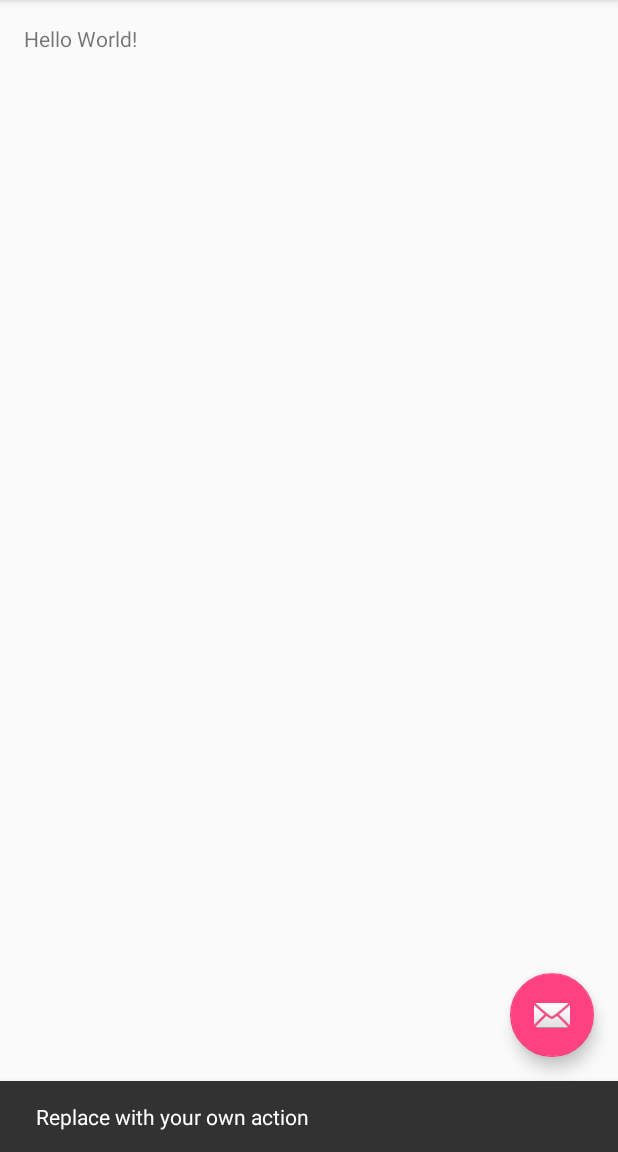
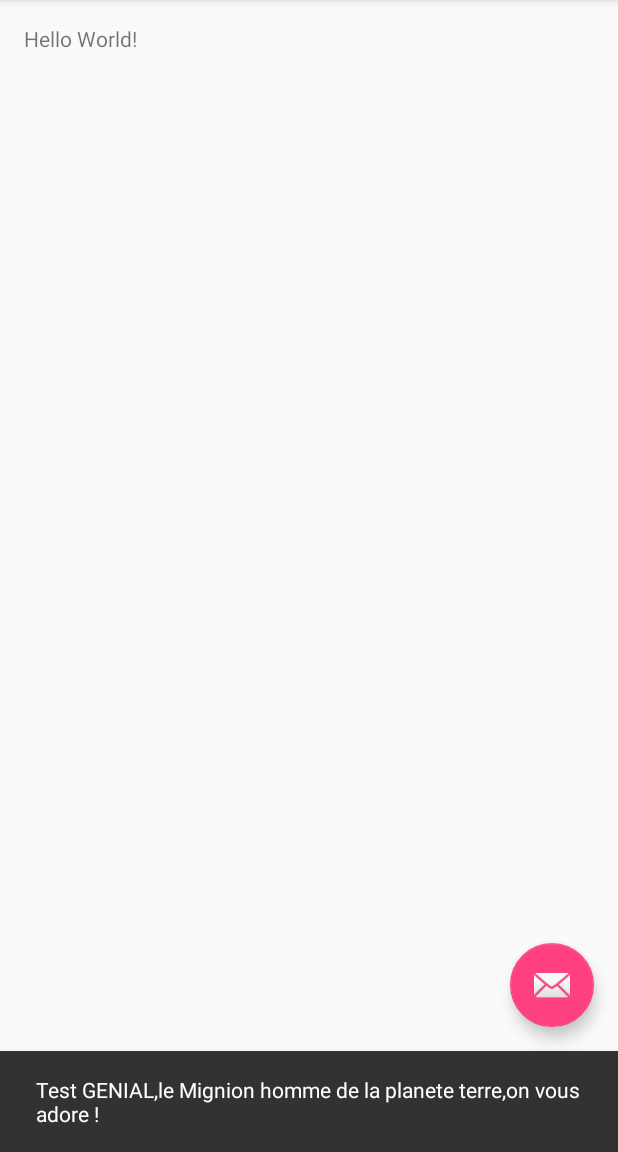
Before and after one commit to NdokisTeam/KItokoTest, an Android app: the screen it shows after launch (MainActivity), after a tap on an icon or button, on a phone screen of 412 x 824 dp, the part 84-1236 px from its top. Run offline under Robolectric (Android 15) with nearby library versions, the phone set to English and light mode, and no system bars.

Commit message:
Test de la base de donnees...elle fonctionne bien

```diff
--- a/app/src/main/java/cg/ndokisteam/kitokotest/MainActivity.java
+++ b/app/src/main/java/cg/ndokisteam/kitokotest/MainActivity.java
@@ -1,6 +1,7 @@
 package cg.ndokisteam.kitokotest;
 
 import android.os.Bundle;
+import android.os.Message;
 import android.support.design.widget.FloatingActionButton;
 import android.support.design.widget.Snackbar;
 import android.support.v7.app.AppCompatActivity;
@@ -9,7 +10,14 @@ import android.view.View;
 import android.view.Menu;
 import android.view.MenuItem;
 
+import java.util.ArrayList;
+
+import cg.ndokisteam.kitokotest.data.MessageDao;
+
 public class MainActivity extends AppCompatActivity {
+
+    MessageDao messageDao;
+    ArrayList<cg.ndokisteam.kitokotest.models.Message>list;
 
     @Override
     protected void onCreate(Bundle savedInstanceState) {
@@ -18,11 +26,17 @@ public class MainActivity extends AppCompatActivity {
         Toolbar toolbar = (Toolbar) findViewById(R.id.toolbar);
         setSupportActionBar(toolbar);
 
+        messageDao = new MessageDao(this);
+        list=messageDao.getAllMessages();
+
+        final String message = list.get(2).getMessage();
+
+
        FloatingActionButton fab = (FloatingActionButton) findViewById(R.id.fab);
         fab.setOnClickListener(new View.OnClickListener() {
             @Override
             public void onClick(View view) {
-                Snackbar.make(view, "Replace with your own action", Snackbar.LENGTH_LONG)
+                Snackbar.make(view, "Test "+message, Snackbar.LENGTH_LONG)
                         .setAction("Action", null).show();
             }
         });
--- a/app/src/main/java/cg/ndokisteam/kitokotest/data/MyHelper.java
+++ b/app/src/main/java/cg/ndokisteam/kitokotest/data/MyHelper.java
@@ -11,7 +11,7 @@ import com.readystatesoftware.sqliteasset.SQLiteAssetHelper;
 
 public class MyHelper extends SQLiteAssetHelper {
 
-    private final static String DB_NAME = "kitokodb.db";
+    private final static String DB_NAME = "kitoko_db.db";
     private final static int DB_VERSION = 1;
 
 
```
